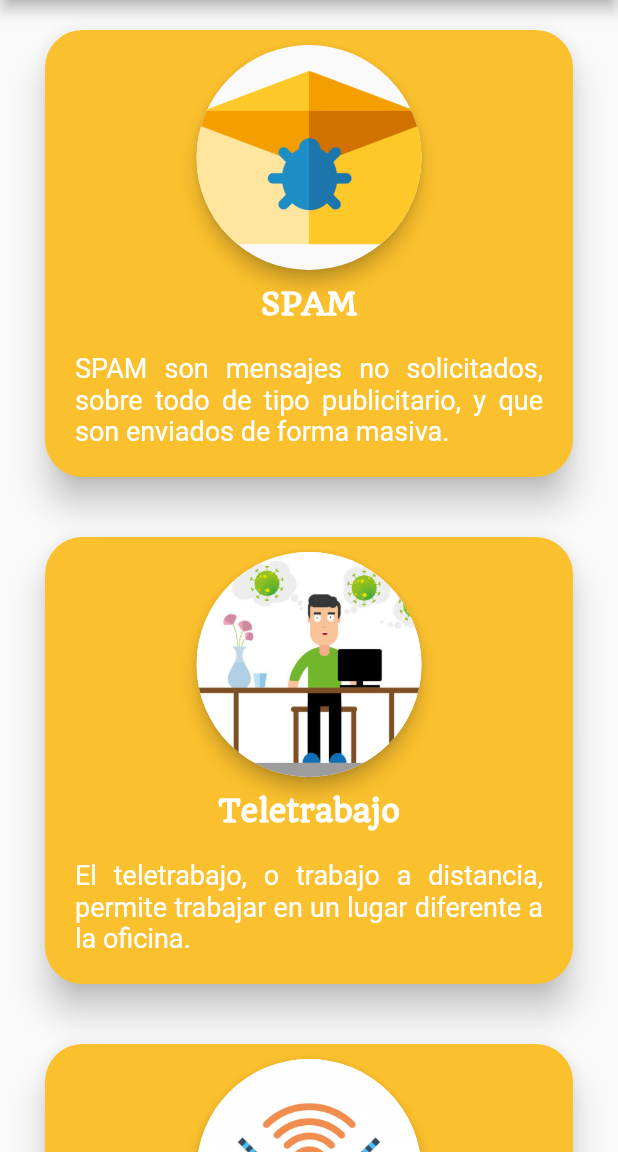
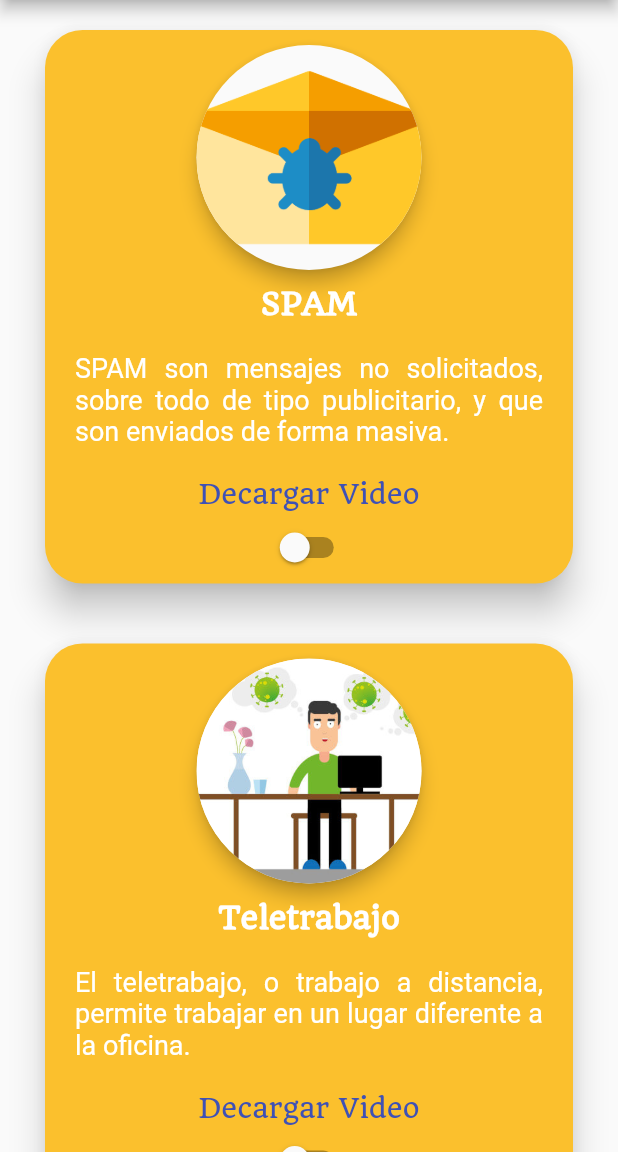
Before and after one commit to vbarahona10/flutter_ecura, a Flutter app: the homepage screen opened directly, on a phone screen of 412 x 824 dp, the part 84-1236 px from its top. Run offline on Flutter 3.47's test engine with Material 2 defaults, Android fonts, the phone set to English and light mode, and no system bars; our stand-ins replace font_awesome_flutter, rflutter_alert, rxdart, video_player; Roboto replaces fonts that are missing (Alike, Alike-Regular); project files that could hold a hidden picture were left out.

Commit message:
Se agregan ajustes en los temas de modulos

```diff
--- a/lib/home.dart
+++ b/lib/home.dart
@@ -23,6 +23,8 @@ class _homepageState extends State<homepage> {
     "El teletrabajo, o trabajo a distancia, permite trabajar en un lugar diferente a la oficina.",
     "Las contraseñas se utilizan para verificar la identidad del usuario, dicha clave debe ser robusta para evitar robos de esta.",
   ];
+
+  bool isSwitched = false;
 
   Widget customcard(String langname, String image, String des) {
     return Padding(
@@ -107,6 +109,22 @@ class _homepageState extends State<homepage> {
                     textAlign: TextAlign.justify,
                   ),
                 ),
+                Text(
+                  'Decargar Video',
+                  textAlign: TextAlign.center,
+                  style: TextStyle(
+                      fontSize: 18.0,
+                      color: Colors.indigo,
+                      fontFamily: "Quando"),
+                ),
+                Switch(
+                  value: isSwitched,
+                  onChanged: (bool newValue) {
+                    setState(() {
+                      isSwitched = newValue;
+                    });
+                  },
+                )
               ],
             ),
           ),
```
